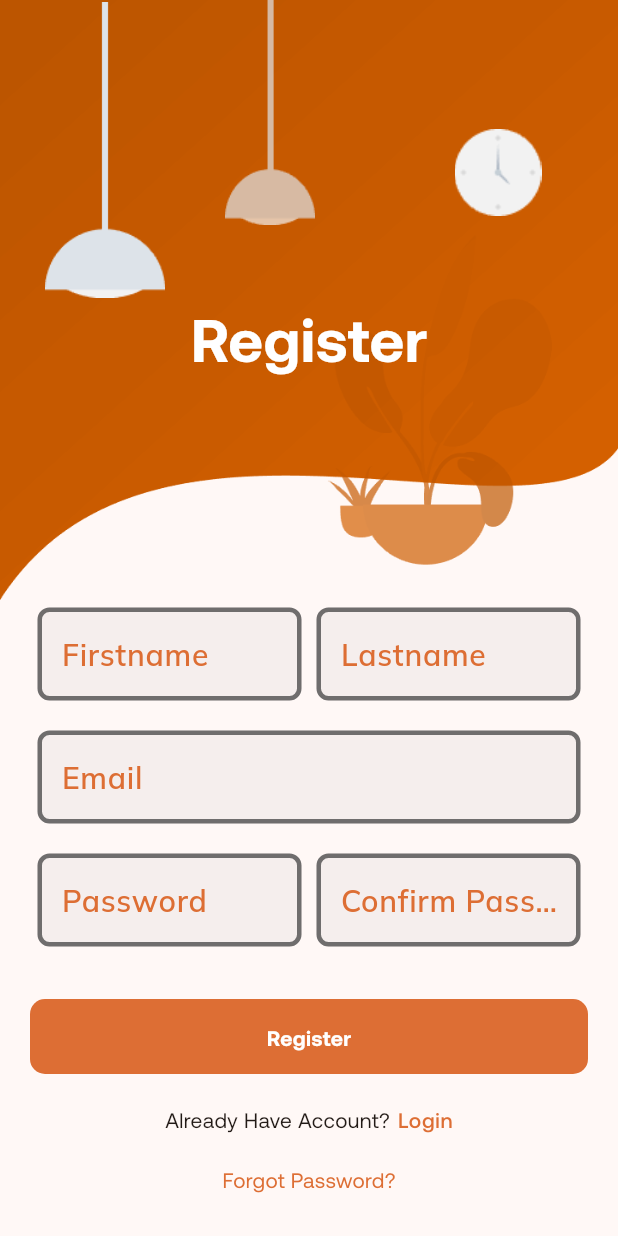
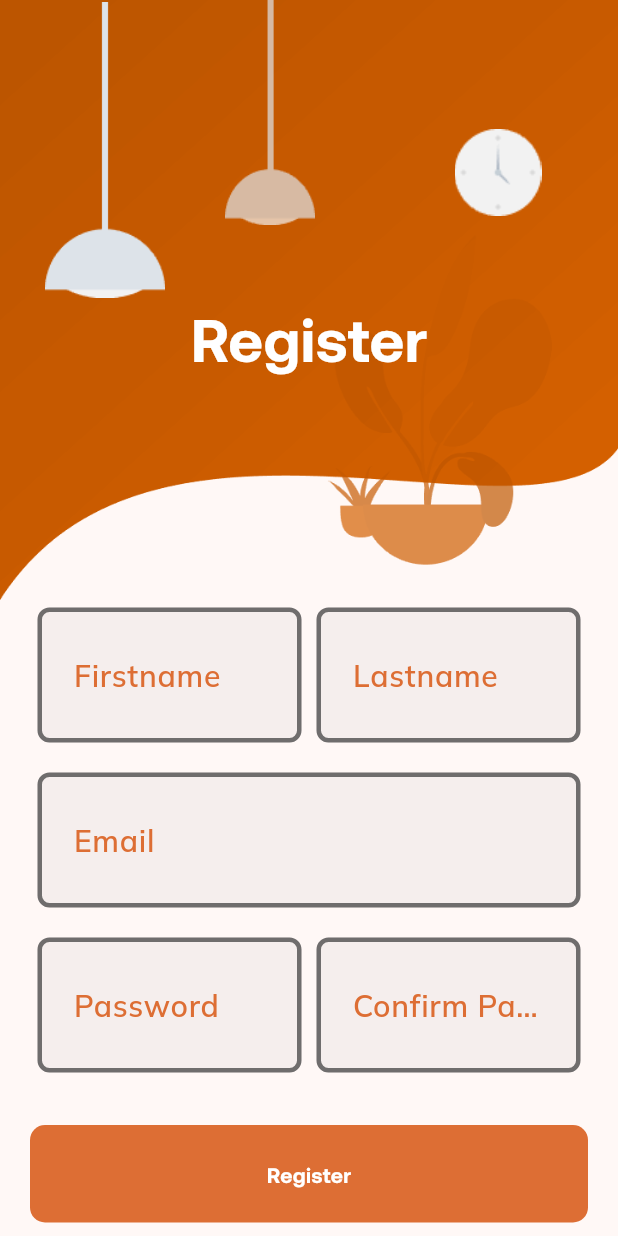
Before and after one commit to horlas08/minat_pay, a Flutter app: the ForgotPasswordPage screen opened by its route, after a tap on "Login", after a tap on "Register", on a phone screen of 412 x 824 dp. Run offline on Flutter 3.47's test engine with Material 3 defaults, Android fonts, the light colour scheme and no system bars; drawn by our look-alikes of touchable_opacity; our stand-ins replace animate_do, another_flushbar, bloc, dio, flutter_bloc, flutter_svg and 3 more; project files that could hold a hidden picture were left out.

Commit message:
Initial commit

```diff
--- a/lib/main.dart
+++ b/lib/main.dart
@@ -42,6 +42,8 @@ class MyApp extends StatelessWidget {
           labelSmall: TextStyle(color: AppColor.greyColor),
         ),
         inputDecorationTheme: InputDecorationTheme(
+          contentPadding:
+              const EdgeInsets.symmetric(vertical: 30, horizontal: 20),
           fillColor: AppColor.greyLightColor.withOpacity(0.1),
           filled: true,
           enabledBorder: OutlineInputBorder(
@@ -60,10 +62,11 @@ class MyApp extends StatelessWidget {
           ),
           // contentPadding: EdgeInsets.all(8),
           hintStyle: const TextStyle(
-              color: AppColor.primaryColor,
-              fontFamily: AppFont.mulish,
-              fontWeight: FontWeight.bold,
-              fontSize: 20),
+            color: AppColor.primaryColor,
+            fontFamily: AppFont.mulish,
+            fontWeight: FontWeight.bold,
+            fontSize: 20,
+          ),
         ),
       ),
       routerConfig: AppRouter.router,
--- a/lib/pages/auth/Login/login_view.dart
+++ b/lib/pages/auth/Login/login_view.dart
@@ -2,6 +2,7 @@ import 'package:animate_do/animate_do.dart';
 import 'package:another_flushbar/flushbar.dart';
 import 'package:flutter/material.dart';
 import 'package:flutter_bloc/flutter_bloc.dart';
+import 'package:form_validator/form_validator.dart';
 import 'package:go_router/go_router.dart';
 import 'package:minat_pay/widget/Button.dart';
 import 'package:touchable_opacity/touchable_opacity.dart';
@@ -101,24 +102,33 @@ class LoginPage extends StatelessWidget {
               child: Column(
                 children: <Widget>[
                   FadeInUp(
-                    duration: Duration(milliseconds: 1800),
-                    child: const Column(
+                    duration: const Duration(milliseconds: 1800),
+                    child: Form(
+                      autovalidateMode: AutovalidateMode.onUserInteraction,
+                      child: Column(
                         children: <Widget>[
-                        TextField(
-                          decoration: InputDecoration(
+                          TextFormField(
+                            decoration: const InputDecoration(
                               hintText: "Email or Username",
                             ),
+                            validator: ValidationBuilder()
+                                .email()
+                                .maxLength(50)
+                                .build(),
+                            autovalidateMode:
+                                AutovalidateMode.onUserInteraction,
                           ),
-                        SizedBox(
+                          const SizedBox(
                             height: 20,
                           ),
-                        TextField(
+                          const TextField(
                             obscureText: true,
                             decoration: InputDecoration(
                               hintText: "Password",
                             ),
                           ),
                         ],
+                      ),
                     ),
                   ),
                   const SizedBox(
--- /dev/null
+++ b/lib/service/dao.dart
@@ -0,0 +1,3 @@
+import 'package:dio/dio.dart';
+
+Dio dio = Dio();
--- a/lib/widget/Button.dart
+++ b/lib/widget/Button.dart
@@ -12,7 +12,7 @@ class Button extends StatelessWidget {
     return GestureDetector(
       onTap: () => onpressed!(),
       child: Container(
-        height: 50,
+        height: 65,
         decoration: BoxDecoration(
             borderRadius: BorderRadius.circular(10),
             color: AppColor.primaryColor),
--- /dev/null
+++ b/lib/widget/style/style.dart
@@ -0,0 +1,7 @@
+import 'dart:ui';
+
+class AppStyle {
+  static TextStyle? textInputStyle = TextStyle(
+    fontSize: 25,
+  );
+}
--- a/pubspec.yaml
+++ b/pubspec.yaml
@@ -49,6 +49,7 @@ dependencies:
   card_swiper: ^3.0.1
   animated_icon: ^0.0.9
   flutter_svg: ^2.0.10+1
+  form_validator: ^2.1.1
 
 dev_dependencies:
   flutter_test:
```
Also changed, not shown: lib/config/app.config.dart (added), pubspec.lock. Lines whose indentation alone changed are shown as unchanged.
